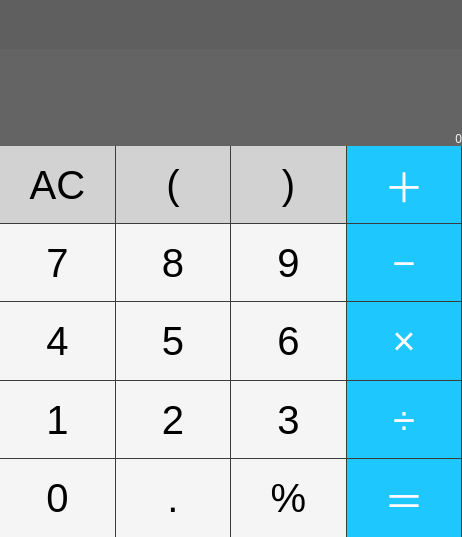
The window that calculatorwindow.ui (CS-Toku/Calculator) describes before a commit, drawn with Qt 5.
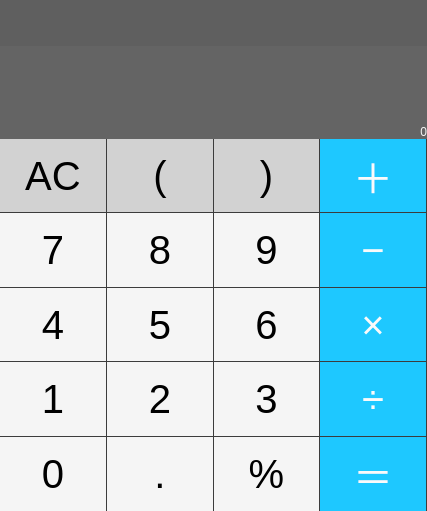
The same window after the commit.

Patch:
```diff
--- a/calculatorwindow.ui
+++ b/calculatorwindow.ui
@@ -6,8 +6,8 @@
    <rect>
     <x>0</x>
     <y>0</y>
-    <width>462</width>
-    <height>537</height>
+    <width>427</width>
+    <height>511</height>
    </rect>
   </property>
   <property name="minimumSize">
@@ -118,10 +118,13 @@
          <property name="orientation">
           <enum>Qt::Horizontal</enum>
          </property>
+         <property name="sizeType">
+          <enum>QSizePolicy::Expanding</enum>
+         </property>
          <property name="sizeHint" stdset="0">
           <size>
            <width>40</width>
-           <height>20</height>
+           <height>10</height>
           </size>
          </property>
         </spacer>
@@ -153,167 +156,6 @@
       <property name="spacing">
        <number>0</number>
       </property>
-      <item row="2" column="0">
-       <widget class="QPushButton" name="pushButton_9">
-        <property name="sizePolicy">
-         <sizepolicy hsizetype="MinimumExpanding" vsizetype="MinimumExpanding">
-          <horstretch>0</horstretch>
-          <verstretch>0</verstretch>
-         </sizepolicy>
-        </property>
-        <property name="font">
-         <font>
-          <pointsize>30</pointsize>
-          <weight>50</weight>
-          <italic>false</italic>
-          <bold>false</bold>
-          <underline>false</underline>
-          <strikeout>false</strikeout>
-          <stylestrategy>PreferDefault</stylestrategy>
-          <kerning>true</kerning>
-         </font>
-        </property>
-        <property name="styleSheet">
-         <string notr="true">QPushButton{
-	background-color: rgb(245, 245, 245);
-	border: none;
-	border-bottom: 1px solid rgb(60, 60, 60);
-	border-right: 1px solid rgb(60, 60, 60);
-}
-QPushButton:pressed {
-    background-color: rgb(170, 170, 170);
-}
-</string>
-        </property>
-        <property name="text">
-         <string>4</string>
-        </property>
-        <property name="flat">
-         <bool>false</bool>
-        </property>
-       </widget>
-      </item>
-      <item row="3" column="2">
-       <widget class="QPushButton" name="pushButton_15">
-        <property name="sizePolicy">
-         <sizepolicy hsizetype="MinimumExpanding" vsizetype="MinimumExpanding">
-          <horstretch>0</horstretch>
-          <verstretch>0</verstretch>
-         </sizepolicy>
-        </property>
-        <property name="font">
-         <font>
-          <pointsize>30</pointsize>
-          <weight>50</weight>
-          <italic>false</italic>
-          <bold>false</bold>
-          <underline>false</underline>
-          <strikeout>false</strikeout>
-          <stylestrategy>PreferDefault</stylestrategy>
-          <kerning>true</kerning>
-         </font>
-        </property>
-        <property name="styleSheet">
-         <string notr="true">QPushButton{
-	background-color: rgb(245, 245, 245);
-	border: none;
-	border-bottom: 1px solid rgb(60, 60, 60);
-	border-right: 1px solid rgb(60, 60, 60);
-}
-QPushButton:pressed {
-    background-color: rgb(170, 170, 170);
-}
-</string>
-        </property>
-        <property name="text">
-         <string>3</string>
-        </property>
-        <property name="flat">
-         <bool>false</bool>
-        </property>
-       </widget>
-      </item>
-      <item row="4" column="3">
-       <widget class="QPushButton" name="pushButton_20">
-        <property name="sizePolicy">
-         <sizepolicy hsizetype="MinimumExpanding" vsizetype="MinimumExpanding">
-          <horstretch>0</horstretch>
-          <verstretch>0</verstretch>
-         </sizepolicy>
-        </property>
-        <property name="font">
-         <font>
-          <pointsize>30</pointsize>
-          <weight>50</weight>
-          <italic>false</italic>
-          <bold>false</bold>
-          <underline>false</underline>
-          <strikeout>false</strikeout>
-          <stylestrategy>PreferDefault</stylestrategy>
-          <kerning>true</kerning>
-         </font>
-        </property>
-        <property name="styleSheet">
-         <string notr="true">QPushButton{
-	background-color: rgb(30, 200, 255);
-	border: none;
-	border-right: 1px solid rgb(60, 60, 60);
-	color: rgb(250, 250, 250);
-}
-QPushButton:pressed {
-    background-color: rgb(25, 160, 205);
-}
-</string>
-        </property>
-        <property name="text">
-         <string>＝</string>
-        </property>
-        <property name="flat">
-         <bool>false</bool>
-        </property>
-       </widget>
-      </item>
-      <item row="3" column="3">
-       <widget class="QPushButton" name="pushButton_16">
-        <property name="sizePolicy">
-         <sizepolicy hsizetype="MinimumExpanding" vsizetype="MinimumExpanding">
-          <horstretch>0</horstretch>
-          <verstretch>0</verstretch>
-         </sizepolicy>
-        </property>
-        <property name="font">
-         <font>
-          <pointsize>30</pointsize>
-          <weight>50</weight>
-          <italic>false</italic>
-          <bold>false</bold>
-          <underline>false</underline>
-          <strikeout>false</strikeout>
-          <stylestrategy>PreferDefault</stylestrategy>
-          <kerning>true</kerning>
-         </font>
-        </property>
-        <property name="styleSheet">
-         <string notr="true">QPushButton{
-	background-color: rgb(30, 200, 255);
-	border: none;
-	border-bottom: 1px solid rgb(60, 60, 60);
-	border-right: 1px solid rgb(60, 60, 60);
-	color: rgb(250, 250, 250);
-}
-QPushButton:pressed {
-    background-color: rgb(25, 160, 205);
-}
-</string>
-        </property>
-        <property name="text">
-         <string>÷</string>
-        </property>
-        <property name="flat">
-         <bool>false</bool>
-        </property>
-       </widget>
-      </item>
       <item row="0" column="0">
        <widget class="QPushButton" name="pushButton">
         <property name="enabled">
@@ -366,10 +208,10 @@
         </property>
        </widget>
       </item>
-      <item row="2" column="1">
-       <widget class="QPushButton" name="pushButton_10">
+      <item row="1" column="1">
+       <widget class="QPushButton" name="NumButton_8">
         <property name="sizePolicy">
-         <sizepolicy hsizetype="MinimumExpanding" vsizetype="Preferred">
+         <sizepolicy hsizetype="MinimumExpanding" vsizetype="MinimumExpanding">
           <horstretch>0</horstretch>
           <verstretch>0</verstretch>
          </sizepolicy>
@@ -399,7 +241,87 @@
 </string>
         </property>
         <property name="text">
-         <string>5</string>
+         <string>8</string>
+        </property>
+        <property name="flat">
+         <bool>false</bool>
+        </property>
+       </widget>
+      </item>
+      <item row="2" column="2">
+       <widget class="QPushButton" name="NumButton_6">
+        <property name="sizePolicy">
+         <sizepolicy hsizetype="MinimumExpanding" vsizetype="MinimumExpanding">
+          <horstretch>0</horstretch>
+          <verstretch>0</verstretch>
+         </sizepolicy>
+        </property>
+        <property name="font">
+         <font>
+          <pointsize>30</pointsize>
+          <weight>50</weight>
+          <italic>false</italic>
+          <bold>false</bold>
+          <underline>false</underline>
+          <strikeout>false</strikeout>
+          <stylestrategy>PreferDefault</stylestrategy>
+          <kerning>true</kerning>
+         </font>
+        </property>
+        <property name="styleSheet">
+         <string notr="true">QPushButton{
+	background-color: rgb(245, 245, 245);
+	border: none;
+	border-bottom: 1px solid rgb(60, 60, 60);
+	border-right: 1px solid rgb(60, 60, 60);
+}
+QPushButton:pressed {
+    background-color: rgb(170, 170, 170);
+}
+</string>
+        </property>
+        <property name="text">
+         <string>6</string>
+        </property>
+        <property name="flat">
+         <bool>false</bool>
+        </property>
+       </widget>
+      </item>
+      <item row="3" column="1">
+       <widget class="QPushButton" name="NumButton_2">
+        <property name="sizePolicy">
+         <sizepolicy hsizetype="MinimumExpanding" vsizetype="MinimumExpanding">
+          <horstretch>0</horstretch>
+          <verstretch>0</verstretch>
+         </sizepolicy>
+        </property>
+        <property name="font">
+         <font>
+          <pointsize>30</pointsize>
+          <weight>50</weight>
+          <italic>false</italic>
+          <bold>false</bold>
+          <underline>false</underline>
+          <strikeout>false</strikeout>
+          <stylestrategy>PreferDefault</stylestrategy>
+          <kerning>true</kerning>
+         </font>
+        </property>
+        <property name="styleSheet">
+         <string notr="true">QPushButton{
+	background-color: rgb(245, 245, 245);
+	border: none;
+	border-bottom: 1px solid rgb(60, 60, 60);
+	border-right: 1px solid rgb(60, 60, 60);
+}
+QPushButton:pressed {
+    background-color: rgb(170, 170, 170);
+}
+</string>
+        </property>
+        <property name="text">
+         <string>2</string>
         </property>
         <property name="flat">
          <bool>false</bool>
@@ -447,8 +369,8 @@
         </property>
        </widget>
       </item>
-      <item row="3" column="0">
-       <widget class="QPushButton" name="pushButton_13">
+      <item row="4" column="0">
+       <widget class="QPushButton" name="NumButton_0">
         <property name="sizePolicy">
          <sizepolicy hsizetype="MinimumExpanding" vsizetype="MinimumExpanding">
           <horstretch>0</horstretch>
@@ -471,25 +393,145 @@
          <string notr="true">QPushButton{
 	background-color: rgb(245, 245, 245);
 	border: none;
+	border-right: 1px solid rgb(60, 60, 60);
+}
+QPushButton:pressed {
+    background-color: rgb(170, 170, 170);
+}
+</string>
+        </property>
+        <property name="text">
+         <string>0</string>
+        </property>
+        <property name="flat">
+         <bool>false</bool>
+        </property>
+       </widget>
+      </item>
+      <item row="3" column="3">
+       <widget class="QPushButton" name="DivideButton">
+        <property name="sizePolicy">
+         <sizepolicy hsizetype="MinimumExpanding" vsizetype="MinimumExpanding">
+          <horstretch>0</horstretch>
+          <verstretch>0</verstretch>
+         </sizepolicy>
+        </property>
+        <property name="font">
+         <font>
+          <pointsize>30</pointsize>
+          <weight>50</weight>
+          <italic>false</italic>
+          <bold>false</bold>
+          <underline>false</underline>
+          <strikeout>false</strikeout>
+          <stylestrategy>PreferDefault</stylestrategy>
+          <kerning>true</kerning>
+         </font>
+        </property>
+        <property name="styleSheet">
+         <string notr="true">QPushButton{
+	background-color: rgb(30, 200, 255);
+	border: none;
 	border-bottom: 1px solid rgb(60, 60, 60);
 	border-right: 1px solid rgb(60, 60, 60);
+	color: rgb(250, 250, 250);
 }
 QPushButton:pressed {
+    background-color: rgb(25, 160, 205);
+}
+</string>
+        </property>
+        <property name="text">
+         <string>÷</string>
+        </property>
+        <property name="flat">
+         <bool>false</bool>
+        </property>
+       </widget>
+      </item>
+      <item row="1" column="0">
+       <widget class="QPushButton" name="NumButton_7">
+        <property name="sizePolicy">
+         <sizepolicy hsizetype="MinimumExpanding" vsizetype="MinimumExpanding">
+          <horstretch>0</horstretch>
+          <verstretch>0</verstretch>
+         </sizepolicy>
+        </property>
+        <property name="font">
+         <font>
+          <pointsize>30</pointsize>
+          <weight>50</weight>
+          <italic>false</italic>
+          <bold>false</bold>
+          <underline>false</underline>
+          <strikeout>false</strikeout>
+          <stylestrategy>PreferDefault</stylestrategy>
+          <kerning>true</kerning>
+         </font>
+        </property>
+        <property name="styleSheet">
+         <string notr="true">QPushButton{
+	background-color: rgb(245, 245, 245);
+	border: none;
+	border-bottom: 1px solid rgb(60, 60, 60);
+	border-right: 1px solid rgb(60, 60, 60);
+}
+QPushButton:pressed {
     background-color: rgb(170, 170, 170);
 }
 </string>
         </property>
         <property name="text">
-         <string>1</string>
+         <string>7</string>
         </property>
         <property name="flat">
          <bool>false</bool>
         </property>
        </widget>
       </item>
-      <item row="1" column="2">
-       <widget class="QPushButton" name="pushButton_7">
+      <item row="2" column="1">
+       <widget class="QPushButton" name="NumButton_5">
         <property name="sizePolicy">
+         <sizepolicy hsizetype="MinimumExpanding" vsizetype="Preferred">
+          <horstretch>0</horstretch>
+          <verstretch>0</verstretch>
+         </sizepolicy>
+        </property>
+        <property name="font">
+         <font>
+          <pointsize>30</pointsize>
+          <weight>50</weight>
+          <italic>false</italic>
+          <bold>false</bold>
+          <underline>false</underline>
+          <strikeout>false</strikeout>
+          <stylestrategy>PreferDefault</stylestrategy>
+          <kerning>true</kerning>
+         </font>
+        </property>
+        <property name="styleSheet">
+         <string notr="true">QPushButton{
+	background-color: rgb(245, 245, 245);
+	border: none;
+	border-bottom: 1px solid rgb(60, 60, 60);
+	border-right: 1px solid rgb(60, 60, 60);
+}
+QPushButton:pressed {
+    background-color: rgb(170, 170, 170);
+}
+</string>
+        </property>
+        <property name="text">
+         <string>5</string>
+        </property>
+        <property name="flat">
+         <bool>false</bool>
+        </property>
+       </widget>
+      </item>
+      <item row="2" column="0">
+       <widget class="QPushButton" name="NumButton_4">
+        <property name="sizePolicy">
          <sizepolicy hsizetype="MinimumExpanding" vsizetype="MinimumExpanding">
           <horstretch>0</horstretch>
           <verstretch>0</verstretch>
@@ -520,7 +562,85 @@
 </string>
         </property>
         <property name="text">
-         <string>9</string>
+         <string>4</string>
+        </property>
+        <property name="flat">
+         <bool>false</bool>
+        </property>
+       </widget>
+      </item>
+      <item row="4" column="1">
+       <widget class="QPushButton" name="PointButton">
+        <property name="sizePolicy">
+         <sizepolicy hsizetype="MinimumExpanding" vsizetype="MinimumExpanding">
+          <horstretch>0</horstretch>
+          <verstretch>0</verstretch>
+         </sizepolicy>
+        </property>
+        <property name="font">
+         <font>
+          <pointsize>30</pointsize>
+          <weight>50</weight>
+          <italic>false</italic>
+          <bold>false</bold>
+          <underline>false</underline>
+          <strikeout>false</strikeout>
+          <stylestrategy>PreferDefault</stylestrategy>
+          <kerning>true</kerning>
+         </font>
+        </property>
+        <property name="styleSheet">
+         <string notr="true">QPushButton{
+	background-color: rgb(245, 245, 245);
+	border: none;
+	border-right: 1px solid rgb(60, 60, 60);
+}
+QPushButton:pressed {
+    background-color: rgb(170, 170, 170);
+}
+</string>
+        </property>
+        <property name="text">
+         <string>.</string>
+        </property>
+        <property name="flat">
+         <bool>false</bool>
+        </property>
+       </widget>
+      </item>
+      <item row="4" column="2">
+       <widget class="QPushButton" name="PercentButton">
+        <property name="sizePolicy">
+         <sizepolicy hsizetype="MinimumExpanding" vsizetype="Preferred">
+          <horstretch>0</horstretch>
+          <verstretch>0</verstretch>
+         </sizepolicy>
+        </property>
+        <property name="font">
+         <font>
+          <pointsize>30</pointsize>
+          <weight>50</weight>
+          <italic>false</italic>
+          <bold>false</bold>
+          <underline>false</underline>
+          <strikeout>false</strikeout>
+          <stylestrategy>PreferDefault</stylestrategy>
+          <kerning>true</kerning>
+         </font>
+        </property>
+        <property name="styleSheet">
+         <string notr="true">QPushButton{
+	background-color: rgb(245, 245, 245);
+	border: none;
+	border-right: 1px solid rgb(60, 60, 60);
+}
+QPushButton:pressed {
+    background-color: rgb(170, 170, 170);
+}
+</string>
+        </property>
+        <property name="text">
+         <string>%</string>
         </property>
         <property name="flat">
          <bool>false</bool>
@@ -567,6 +687,207 @@
         </property>
        </widget>
       </item>
+      <item row="4" column="3">
+       <widget class="QPushButton" name="EqualButton">
+        <property name="sizePolicy">
+         <sizepolicy hsizetype="MinimumExpanding" vsizetype="MinimumExpanding">
+          <horstretch>0</horstretch>
+          <verstretch>0</verstretch>
+         </sizepolicy>
+        </property>
+        <property name="font">
+         <font>
+          <pointsize>30</pointsize>
+          <weight>50</weight>
+          <italic>false</italic>
+          <bold>false</bold>
+          <underline>false</underline>
+          <strikeout>false</strikeout>
+          <stylestrategy>PreferDefault</stylestrategy>
+          <kerning>true</kerning>
+         </font>
+        </property>
+        <property name="styleSheet">
+         <string notr="true">QPushButton{
+	background-color: rgb(30, 200, 255);
+	border: none;
+	border-right: 1px solid rgb(60, 60, 60);
+	color: rgb(250, 250, 250);
+}
+QPushButton:pressed {
+    background-color: rgb(25, 160, 205);
+}
+</string>
+        </property>
+        <property name="text">
+         <string>＝</string>
+        </property>
+        <property name="flat">
+         <bool>false</bool>
+        </property>
+       </widget>
+      </item>
+      <item row="3" column="2">
+       <widget class="QPushButton" name="NumButton_3">
+        <property name="sizePolicy">
+         <sizepolicy hsizetype="MinimumExpanding" vsizetype="MinimumExpanding">
+          <horstretch>0</horstretch>
+          <verstretch>0</verstretch>
+         </sizepolicy>
+        </property>
+        <property name="font">
+         <font>
+          <pointsize>30</pointsize>
+          <weight>50</weight>
+          <italic>false</italic>
+          <bold>false</bold>
+          <underline>false</underline>
+          <strikeout>false</strikeout>
+          <stylestrategy>PreferDefault</stylestrategy>
+          <kerning>true</kerning>
+         </font>
+        </property>
+        <property name="styleSheet">
+         <string notr="true">QPushButton{
+	background-color: rgb(245, 245, 245);
+	border: none;
+	border-bottom: 1px solid rgb(60, 60, 60);
+	border-right: 1px solid rgb(60, 60, 60);
+}
+QPushButton:pressed {
+    background-color: rgb(170, 170, 170);
+}
+</string>
+        </property>
+        <property name="text">
+         <string>3</string>
+        </property>
+        <property name="flat">
+         <bool>false</bool>
+        </property>
+       </widget>
+      </item>
+      <item row="1" column="2">
+       <widget class="QPushButton" name="NumButton_9">
+        <property name="sizePolicy">
+         <sizepolicy hsizetype="MinimumExpanding" vsizetype="MinimumExpanding">
+          <horstretch>0</horstretch>
+          <verstretch>0</verstretch>
+         </sizepolicy>
+        </property>
+        <property name="font">
+         <font>
+          <pointsize>30</pointsize>
+          <weight>50</weight>
+          <italic>false</italic>
+          <bold>false</bold>
+          <underline>false</underline>
+          <strikeout>false</strikeout>
+          <stylestrategy>PreferDefault</stylestrategy>
+          <kerning>true</kerning>
+         </font>
+        </property>
+        <property name="styleSheet">
+         <string notr="true">QPushButton{
+	background-color: rgb(245, 245, 245);
+	border: none;
+	border-bottom: 1px solid rgb(60, 60, 60);
+	border-right: 1px solid rgb(60, 60, 60);
+}
+QPushButton:pressed {
+    background-color: rgb(170, 170, 170);
+}
+</string>
+        </property>
+        <property name="text">
+         <string>9</string>
+        </property>
+        <property name="flat">
+         <bool>false</bool>
+        </property>
+       </widget>
+      </item>
+      <item row="2" column="3">
+       <widget class="QPushButton" name="MultiplyButton">
+        <property name="sizePolicy">
+         <sizepolicy hsizetype="MinimumExpanding" vsizetype="MinimumExpanding">
+          <horstretch>0</horstretch>
+          <verstretch>0</verstretch>
+         </sizepolicy>
+        </property>
+        <property name="font">
+         <font>
+          <pointsize>30</pointsize>
+          <weight>50</weight>
+          <italic>false</italic>
+          <bold>false</bold>
+          <underline>false</underline>
+          <strikeout>false</strikeout>
+          <stylestrategy>PreferDefault</stylestrategy>
+          <kerning>true</kerning>
+         </font>
+        </property>
+        <property name="styleSheet">
+         <string notr="true">QPushButton{
+	background-color: rgb(30, 200, 255);
+	border: none;
+	border-bottom: 1px solid rgb(60, 60, 60);
+	border-right: 1px solid rgb(60, 60, 60);
+	color: rgb(250, 250, 250);
+}
+QPushButton:pressed {
+    background-color: rgb(25, 160, 205);
+}
+</string>
+        </property>
+        <property name="text">
+         <string>×</string>
+        </property>
+        <property name="flat">
+         <bool>false</bool>
+        </property>
+       </widget>
+      </item>
+      <item row="3" column="0">
+       <widget class="QPushButton" name="NumButton_1">
+        <property name="sizePolicy">
+         <sizepolicy hsizetype="MinimumExpanding" vsizetype="MinimumExpanding">
+          <horstretch>0</horstretch>
+          <verstretch>0</verstretch>
+         </sizepolicy>
+        </property>
+        <property name="font">
+         <font>
+          <pointsize>30</pointsize>
+          <weight>50</weight>
+          <italic>false</italic>
+          <bold>false</bold>
+          <underline>false</underline>
+          <strikeout>false</strikeout>
+          <stylestrategy>PreferDefault</stylestrategy>
+          <kerning>true</kerning>
+         </font>
+        </property>
+        <property name="styleSheet">
+         <string notr="true">QPushButton{
+	background-color: rgb(245, 245, 245);
+	border: none;
+	border-bottom: 1px solid rgb(60, 60, 60);
+	border-right: 1px solid rgb(60, 60, 60);
+}
+QPushButton:pressed {
+    background-color: rgb(170, 170, 170);
+}
+</string>
+        </property>
+        <property name="text">
+         <string>1</string>
+        </property>
+        <property name="flat">
+         <bool>false</bool>
+        </property>
+       </widget>
+      </item>
       <item row="1" column="3">
        <widget class="QPushButton" name="pushButton_8">
         <property name="sizePolicy">
@@ -608,46 +929,6 @@
         </property>
        </widget>
       </item>
-      <item row="1" column="0">
-       <widget class="QPushButton" name="pushButton_5">
-        <property name="sizePolicy">
-         <sizepolicy hsizetype="MinimumExpanding" vsizetype="MinimumExpanding">
-          <horstretch>0</horstretch>
-          <verstretch>0</verstretch>
-         </sizepolicy>
-        </property>
-        <property name="font">
-         <font>
-          <pointsize>30</pointsize>
-          <weight>50</weight>
-          <italic>false</italic>
-          <bold>false</bold>
-          <underline>false</underline>
-          <strikeout>false</strikeout>
-          <stylestrategy>PreferDefault</stylestrategy>
-          <kerning>true</kerning>
-         </font>
-        </property>
-        <property name="styleSheet">
-         <string notr="true">QPushButton{
-	background-color: rgb(245, 245, 245);
-	border: none;
-	border-bottom: 1px solid rgb(60, 60, 60);
-	border-right: 1px solid rgb(60, 60, 60);
-}
-QPushButton:pressed {
-    background-color: rgb(170, 170, 170);
-}
-</string>
-        </property>
-        <property name="text">
-         <string>7</string>
-        </property>
-        <property name="flat">
-         <bool>false</bool>
-        </property>
-       </widget>
-      </item>
       <item row="0" column="1">
        <widget class="QPushButton" name="pushButton_2">
         <property name="sizePolicy">
@@ -688,284 +969,6 @@
         </property>
        </widget>
       </item>
-      <item row="1" column="1">
-       <widget class="QPushButton" name="pushButton_6">
-        <property name="sizePolicy">
-         <sizepolicy hsizetype="MinimumExpanding" vsizetype="MinimumExpanding">
-          <horstretch>0</horstretch>
-          <verstretch>0</verstretch>
-         </sizepolicy>
-        </property>
-        <property name="font">
-         <font>
-          <pointsize>30</pointsize>
-          <weight>50</weight>
-          <italic>false</italic>
-          <bold>false</bold>
-          <underline>false</underline>
-          <strikeout>false</strikeout>
-          <stylestrategy>PreferDefault</stylestrategy>
-          <kerning>true</kerning>
-         </font>
-        </property>
-        <property name="styleSheet">
-         <string notr="true">QPushButton{
-	background-color: rgb(245, 245, 245);
-	border: none;
-	border-bottom: 1px solid rgb(60, 60, 60);
-	border-right: 1px solid rgb(60, 60, 60);
-}
-QPushButton:pressed {
-    background-color: rgb(170, 170, 170);
-}
-</string>
-        </property>
-        <property name="text">
-         <string>8</string>
-        </property>
-        <property name="flat">
-         <bool>false</bool>
-        </property>
-       </widget>
-      </item>
-      <item row="3" column="1">
-       <widget class="QPushButton" name="pushButton_14">
-        <property name="sizePolicy">
-         <sizepolicy hsizetype="MinimumExpanding" vsizetype="MinimumExpanding">
-          <horstretch>0</horstretch>
-          <verstretch>0</verstretch>
-         </sizepolicy>
-        </property>
-        <property name="font">
-         <font>
-          <pointsize>30</pointsize>
-          <weight>50</weight>
-          <italic>false</italic>
-          <bold>false</bold>
-          <underline>false</underline>
-          <strikeout>false</strikeout>
-          <stylestrategy>PreferDefault</stylestrategy>
-          <kerning>true</kerning>
-         </font>
-        </property>
-        <property name="styleSheet">
-         <string notr="true">QPushButton{
-	background-color: rgb(245, 245, 245);
-	border: none;
-	border-bottom: 1px solid rgb(60, 60, 60);
-	border-right: 1px solid rgb(60, 60, 60);
-}
-QPushButton:pressed {
-    background-color: rgb(170, 170, 170);
-}
-</string>
-        </property>
-        <property name="text">
-         <string>2</string>
-        </property>
-        <property name="flat">
-         <bool>false</bool>
-        </property>
-       </widget>
-      </item>
-      <item row="2" column="2">
-       <widget class="QPushButton" name="pushButton_11">
-        <property name="sizePolicy">
-         <sizepolicy hsizetype="MinimumExpanding" vsizetype="MinimumExpanding">
-          <horstretch>0</horstretch>
-          <verstretch>0</verstretch>
-         </sizepolicy>
-        </property>
-        <property name="font">
-         <font>
-          <pointsize>30</pointsize>
-          <weight>50</weight>
-          <italic>false</italic>
-          <bold>false</bold>
-          <underline>false</underline>
-          <strikeout>false</strikeout>
-          <stylestrategy>PreferDefault</stylestrategy>
-          <kerning>true</kerning>
-         </font>
-        </property>
-        <property name="styleSheet">
-         <string notr="true">QPushButton{
-	background-color: rgb(245, 245, 245);
-	border: none;
-	border-bottom: 1px solid rgb(60, 60, 60);
-	border-right: 1px solid rgb(60, 60, 60);
-}
-QPushButton:pressed {
-    background-color: rgb(170, 170, 170);
-}
-</string>
-        </property>
-        <property name="text">
-         <string>6</string>
-        </property>
-        <property name="flat">
-         <bool>false</bool>
-        </property>
-       </widget>
-      </item>
-      <item row="2" column="3">
-       <widget class="QPushButton" name="pushButton_12">
-        <property name="sizePolicy">
-         <sizepolicy hsizetype="MinimumExpanding" vsizetype="MinimumExpanding">
-          <horstretch>0</horstretch>
-          <verstretch>0</verstretch>
-         </sizepolicy>
-        </property>
-        <property name="font">
-         <font>
-          <pointsize>30</pointsize>
-          <weight>50</weight>
-          <italic>false</italic>
-          <bold>false</bold>
-          <underline>false</underline>
-          <strikeout>false</strikeout>
-          <stylestrategy>PreferDefault</stylestrategy>
-          <kerning>true</kerning>
-         </font>
-        </property>
-        <property name="styleSheet">
-         <string notr="true">QPushButton{
-	background-color: rgb(30, 200, 255);
-	border: none;
-	border-bottom: 1px solid rgb(60, 60, 60);
-	border-right: 1px solid rgb(60, 60, 60);
-	color: rgb(250, 250, 250);
-}
-QPushButton:pressed {
-    background-color: rgb(25, 160, 205);
-}
-</string>
-        </property>
-        <property name="text">
-         <string>×</string>
-        </property>
-        <property name="flat">
-         <bool>false</bool>
-        </property>
-       </widget>
-      </item>
-      <item row="4" column="0">
-       <widget class="QPushButton" name="pushButton_17">
-        <property name="sizePolicy">
-         <sizepolicy hsizetype="MinimumExpanding" vsizetype="MinimumExpanding">
-          <horstretch>0</horstretch>
-          <verstretch>0</verstretch>
-         </sizepolicy>
-        </property>
-        <property name="font">
-         <font>
-          <pointsize>30</pointsize>
-          <weight>50</weight>
-          <italic>false</italic>
-          <bold>false</bold>
-          <underline>false</underline>
-          <strikeout>false</strikeout>
-          <stylestrategy>PreferDefault</stylestrategy>
-          <kerning>true</kerning>
-         </font>
-        </property>
-        <property name="styleSheet">
-         <string notr="true">QPushButton{
-	background-color: rgb(245, 245, 245);
-	border: none;
-	border-right: 1px solid rgb(60, 60, 60);
-}
-QPushButton:pressed {
-    background-color: rgb(170, 170, 170);
-}
-</string>
-        </property>
-        <property name="text">
-         <string>0</string>
-        </property>
-        <property name="flat">
-         <bool>false</bool>
-        </property>
-       </widget>
-      </item>
-      <item row="4" column="2">
-       <widget class="QPushButton" name="pushButton_19">
-        <property name="sizePolicy">
-         <sizepolicy hsizetype="MinimumExpanding" vsizetype="Preferred">
-          <horstretch>0</horstretch>
-          <verstretch>0</verstretch>
-         </sizepolicy>
-        </property>
-        <property name="font">
-         <font>
-          <pointsize>30</pointsize>
-          <weight>50</weight>
-          <italic>false</italic>
-          <bold>false</bold>
-          <underline>false</underline>
-          <strikeout>false</strikeout>
-          <stylestrategy>PreferDefault</stylestrategy>
-          <kerning>true</kerning>
-         </font>
-        </property>
-        <property name="styleSheet">
-         <string notr="true">QPushButton{
-	background-color: rgb(245, 245, 245);
-	border: none;
-	border-right: 1px solid rgb(60, 60, 60);
-}
-QPushButton:pressed {
-    background-color: rgb(170, 170, 170);
-}
-</string>
-        </property>
-        <property name="text">
-         <string>%</string>
-        </property>
-        <property name="flat">
-         <bool>false</bool>
-        </property>
-       </widget>
-      </item>
-      <item row="4" column="1">
-       <widget class="QPushButton" name="pushButton_18">
-        <property name="sizePolicy">
-         <sizepolicy hsizetype="MinimumExpanding" vsizetype="MinimumExpanding">
-          <horstretch>0</horstretch>
-          <verstretch>0</verstretch>
-         </sizepolicy>
-        </property>
-        <property name="font">
-         <font>
-          <pointsize>30</pointsize>
-          <weight>50</weight>
-          <italic>false</italic>
-          <bold>false</bold>
-          <underline>false</underline>
-          <strikeout>false</strikeout>
-          <stylestrategy>PreferDefault</stylestrategy>
-          <kerning>true</kerning>
-         </font>
-        </property>
-        <property name="styleSheet">
-         <string notr="true">QPushButton{
-	background-color: rgb(245, 245, 245);
-	border: none;
-	border-right: 1px solid rgb(60, 60, 60);
-}
-QPushButton:pressed {
-    background-color: rgb(170, 170, 170);
-}
-</string>
-        </property>
-        <property name="text">
-         <string>.</string>
-        </property>
-        <property name="flat">
-         <bool>false</bool>
-        </property>
-       </widget>
-      </item>
      </layout>
     </item>
    </layout>
```
Left out of the diff: 14 changed lines with no effect on the pictures.
